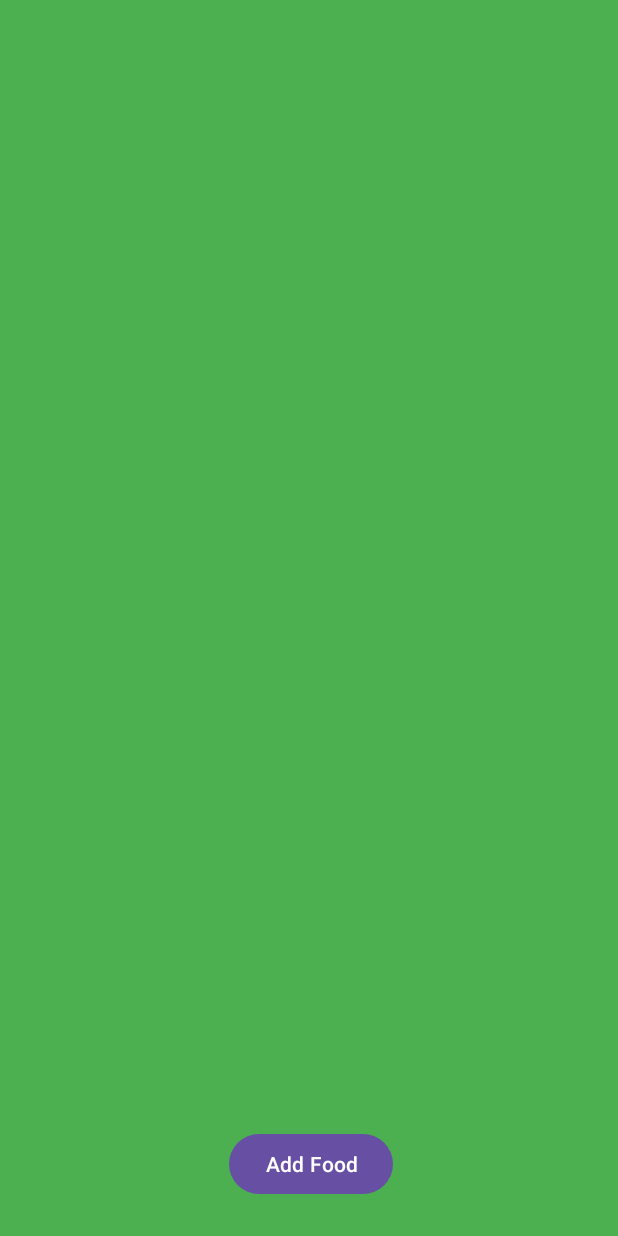
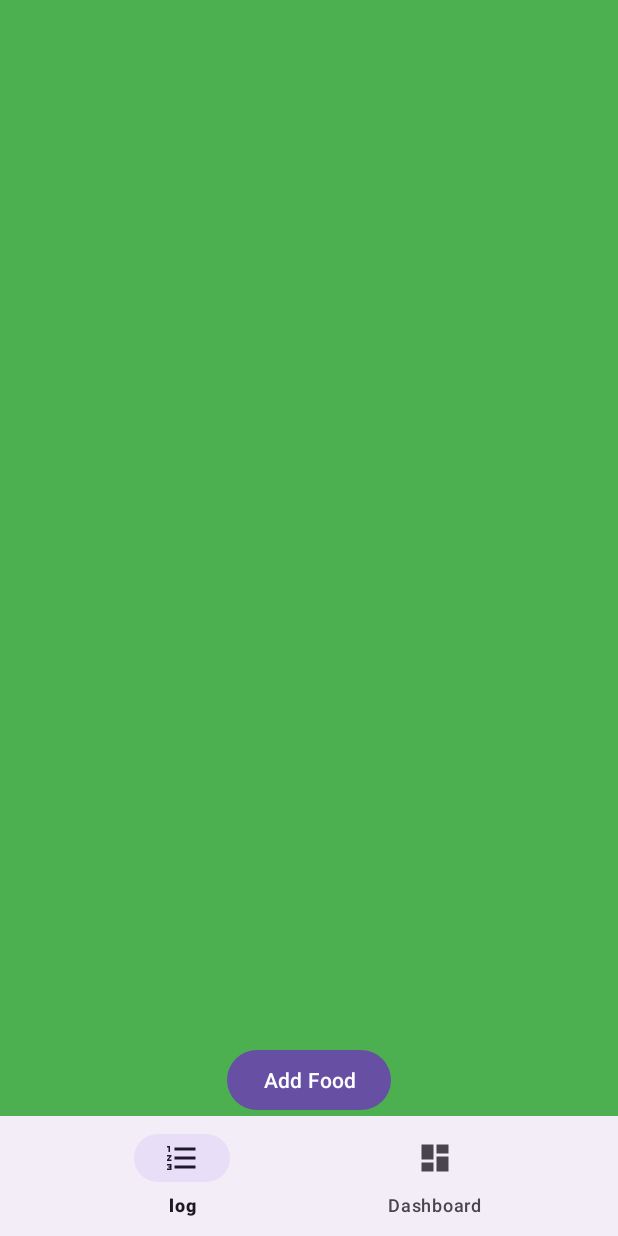
Before and after one commit to mgallo185/BitFitPart2, an Android app: the screen it shows after launch (MainActivity), on a phone screen of 412 x 824 dp. Run offline under Robolectric (Android 15) with nearby library versions, the phone set to English and light mode, and no system bars; our stand-ins replace Room's generated code; Roboto replaces fonts that are not available here.

Commit message:
checkpoint 1 bottom nav

```diff
--- /dev/null
+++ b/app/src/main/res/drawable/baseline_dashboard_24.xml
@@ -0,0 +1,5 @@
+<vector android:height="24dp" android:tint="#0009FF"
+    android:viewportHeight="24" android:viewportWidth="24"
+    android:width="24dp" xmlns:android="http://schemas.android.com/apk/res/android">
+    <path android:fillColor="@android:color/white" android:pathData="M3,13h8L11,3L3,3v10zM3,21h8v-6L3,15v6zM13,21h8L21,11h-8v10zM13,3v6h8L21,3h-8z"/>
+</vector>
--- /dev/null
+++ b/app/src/main/res/drawable/baseline_format_list_numbered_24.xml
@@ -0,0 +1,5 @@
+<vector android:height="24dp" android:tint="#FF8EE8"
+    android:viewportHeight="24" android:viewportWidth="24"
+    android:width="24dp" xmlns:android="http://schemas.android.com/apk/res/android">
+    <path android:fillColor="@android:color/white" android:pathData="M2,17h2v0.5L3,17.5v1h1v0.5L2,19v1h3v-4L2,16v1zM3,8h1L4,4L2,4v1h1v3zM2,11h1.8L2,13.1v0.9h3v-1L3.2,13L5,10.9L5,10L2,10v1zM7,5v2h14L21,5L7,5zM7,19h14v-2L7,17v2zM7,13h14v-2L7,11v2z"/>
+</vector>
--- a/app/src/main/res/layout/activity_main.xml
+++ b/app/src/main/res/layout/activity_main.xml
@@ -24,10 +24,19 @@
         android:layout_height="wrap_content"
         android:layout_marginStart="143dp"
         android:layout_marginEnd="150dp"
-        android:layout_marginBottom="24dp"
         android:text="Add Food"
+        app:layout_constraintBottom_toTopOf="@+id/bottom_navigation"
+        app:layout_constraintEnd_toEndOf="parent"
+        app:layout_constraintHorizontal_bias="0.888"
+        app:layout_constraintStart_toStartOf="parent" />
+
+    <com.google.android.material.bottomnavigation.BottomNavigationView
+        android:id="@+id/bottom_navigation"
+        android:layout_width="match_parent"
+        android:layout_height="wrap_content"
+        android:layout_alignParentBottom="true"
         app:layout_constraintBottom_toBottomOf="parent"
-        app:layout_constraintEnd_toEndOf="parent"
-        app:layout_constraintHorizontal_bias="1.0"
-        app:layout_constraintStart_toStartOf="parent" />
+        app:layout_constraintStart_toStartOf="parent"
+        app:menu="@menu/bottom_navigation_menu" />
+
 </androidx.constraintlayout.widget.ConstraintLayout>
--- /dev/null
+++ b/app/src/main/res/menu/bottom_navigation_menu.xml
@@ -0,0 +1,18 @@
+<?xml version="1.0" encoding="utf-8"?>
+<menu xmlns:android="http://schemas.android.com/apk/res/android"
+    xmlns:app="http://schemas.android.com/apk/res-auto">
+    <item
+        android:id="@+id/foodlist"
+        android:enabled="true"
+        android:icon="@drawable/baseline_format_list_numbered_24"
+        android:title="log"
+        app:showAsAction="ifRoom" />
+    <item
+        android:id="@+id/dashboard"
+        android:enabled="true"
+        android:icon="@drawable/baseline_dashboard_24"
+        android:title="Dashboard"
+        app:showAsAction="ifRoom" />
+
+
+</menu>
```
